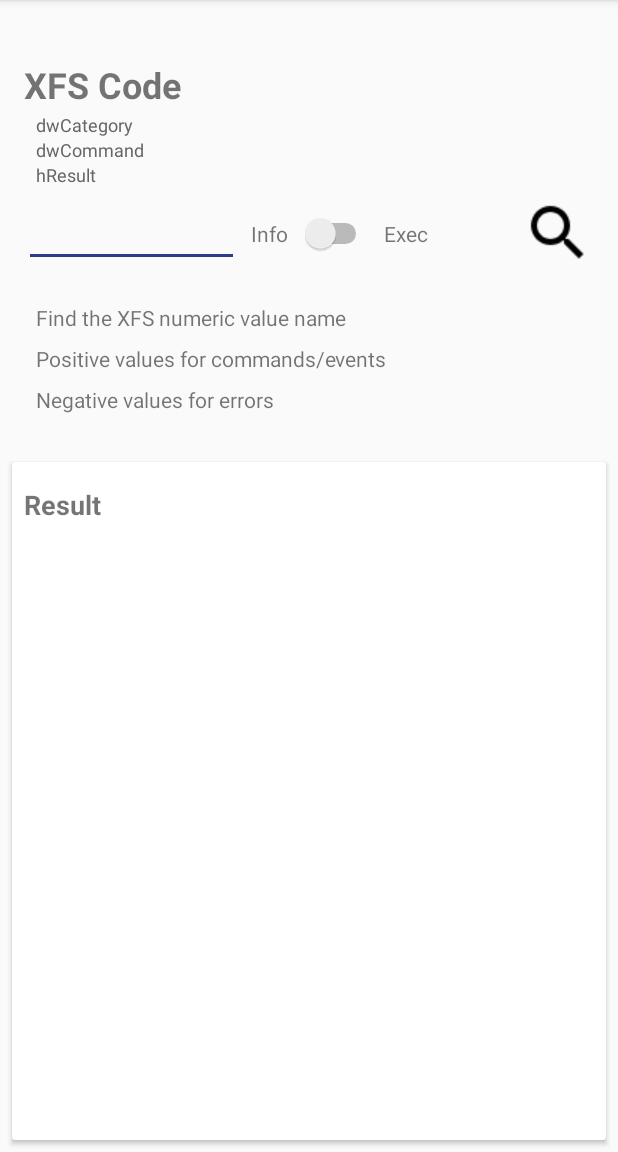
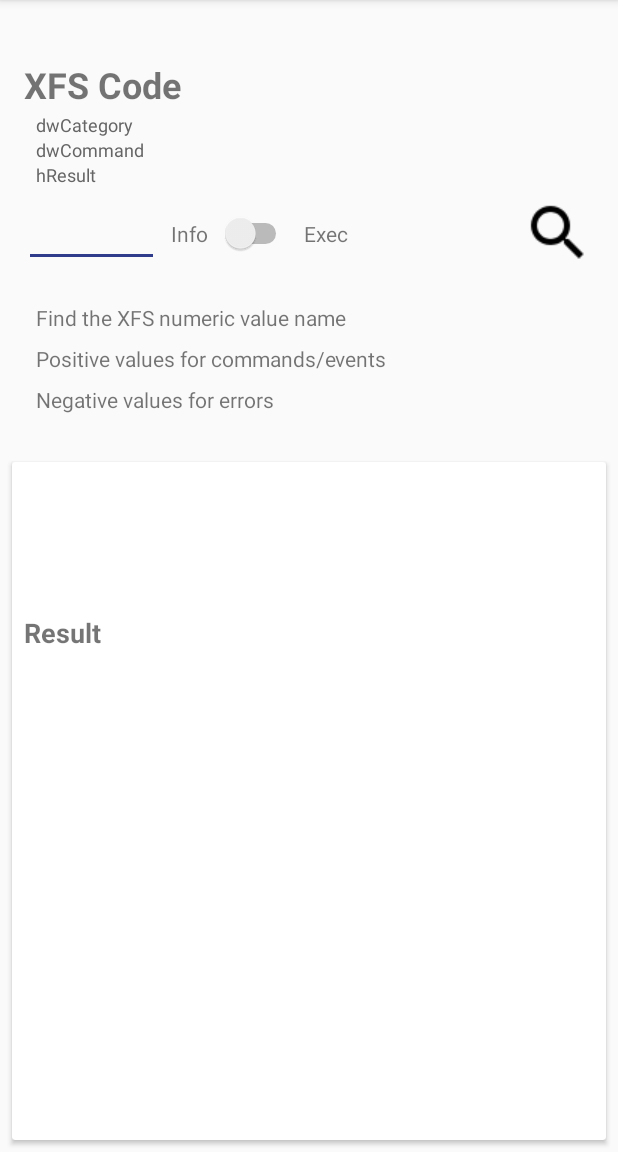
Before and after one commit to SuperG280/XFSHelper, an Android app: the screen it shows after launch (MainActivity), on a phone screen of 412 x 824 dp, the part 84-1236 px from its top. Run offline under Robolectric (Android 15) with nearby library versions, the phone set to English and light mode, and no system bars.

Commit message:
Cambio en pantalla principal para que se vea bien en pantallas más pequeñas. Cambio color de textos en spinner de dispositivos porque en 6.0 (v23) salian en blanco. Pruebas en varios formatos y versiones. Parece que todo va. Firmo la app y la lanzo a pruebas.

```diff
--- a/app/src/main/res/layout/content_main.xml
+++ b/app/src/main/res/layout/content_main.xml
@@ -10,7 +10,7 @@
 
     <EditText
         android:id="@+id/editText_main_find"
-        android:layout_width="143dp"
+        android:layout_width="90dp"
         android:layout_height="wrap_content"
         android:layout_marginStart="16dp"
         android:layout_marginTop="8dp"
@@ -90,10 +90,11 @@
                 android:layout_width="wrap_content"
                 android:layout_height="wrap_content"
                 android:layout_marginStart="8dp"
-                android:layout_marginTop="16dp"
+                android:layout_marginTop="8dp"
                 android:text="@string/main_label_result"
                 android:textSize="18sp"
                 android:textStyle="bold"
+                app:layout_constraintBottom_toTopOf="@+id/textView_main_result_text"
                 app:layout_constraintStart_toStartOf="parent"
                 app:layout_constraintTop_toTopOf="parent" />
 
@@ -102,45 +103,28 @@
                 android:layout_width="wrap_content"
                 android:layout_height="wrap_content"
                 android:layout_marginStart="8dp"
-                android:layout_marginTop="32dp"
                 android:layout_marginEnd="8dp"
                 android:textColor="@color/colorPrimaryDark"
                 android:textSize="14sp"
+                app:layout_constraintBottom_toTopOf="@+id/textView_main_result_description"
                 app:layout_constraintEnd_toEndOf="parent"
+                app:layout_constraintHorizontal_bias="0.5"
                 app:layout_constraintStart_toStartOf="parent"
                 app:layout_constraintTop_toBottomOf="@+id/textView_main_result_label" />
 
-            <ScrollView
-                android:layout_width="match_parent"
-                android:layout_height="0dp"
-                android:layout_marginStart="16dp"
-                android:layout_marginTop="24dp"
-                android:layout_marginEnd="16dp"
+            <TextView
+                android:id="@+id/textView_main_result_description"
+                android:layout_width="wrap_content"
+                android:layout_height="wrap_content"
+                android:layout_marginStart="8dp"
+                android:layout_marginEnd="8dp"
                 android:layout_marginBottom="8dp"
+                android:textColor="@color/colorPrimary"
                 app:layout_constraintBottom_toBottomOf="parent"
                 app:layout_constraintEnd_toEndOf="parent"
+                app:layout_constraintHorizontal_bias="0.5"
                 app:layout_constraintStart_toStartOf="parent"
-                app:layout_constraintTop_toBottomOf="@+id/textView_main_result_text">
-
-                <android.support.constraint.ConstraintLayout
-                    android:layout_width="match_parent"
-                    android:layout_height="match_parent">
-
-                    <TextView
-                        android:id="@+id/textView_main_result_description"
-                        android:layout_width="wrap_content"
-                        android:layout_height="wrap_content"
-                        android:layout_marginStart="16dp"
-                        android:layout_marginTop="8dp"
-                        android:layout_marginEnd="16dp"
-                        android:layout_marginBottom="8dp"
-                        android:textColor="@color/colorPrimary"
-                        app:layout_constraintBottom_toBottomOf="parent"
-                        app:layout_constraintEnd_toEndOf="parent"
-                        app:layout_constraintStart_toStartOf="parent"
-                        app:layout_constraintTop_toTopOf="parent" />
-                </android.support.constraint.ConstraintLayout>
-            </ScrollView>
+                app:layout_constraintTop_toBottomOf="@+id/textView_main_result_text" />
 
         </android.support.constraint.ConstraintLayout>
 
--- a/app/src/main/res/layout/custom_spinner_devices.xml
+++ b/app/src/main/res/layout/custom_spinner_devices.xml
@@ -26,6 +26,7 @@
         android:layout_marginEnd="8dp"
         android:layout_marginBottom="16dp"
         android:text="TextView"
+        android:textColor="@color/colorDeviceText"
         android:textSize="16sp"
         app:layout_constraintBottom_toBottomOf="parent"
         app:layout_constraintEnd_toEndOf="parent"
```
Also changed, not shown: 2 other files.
